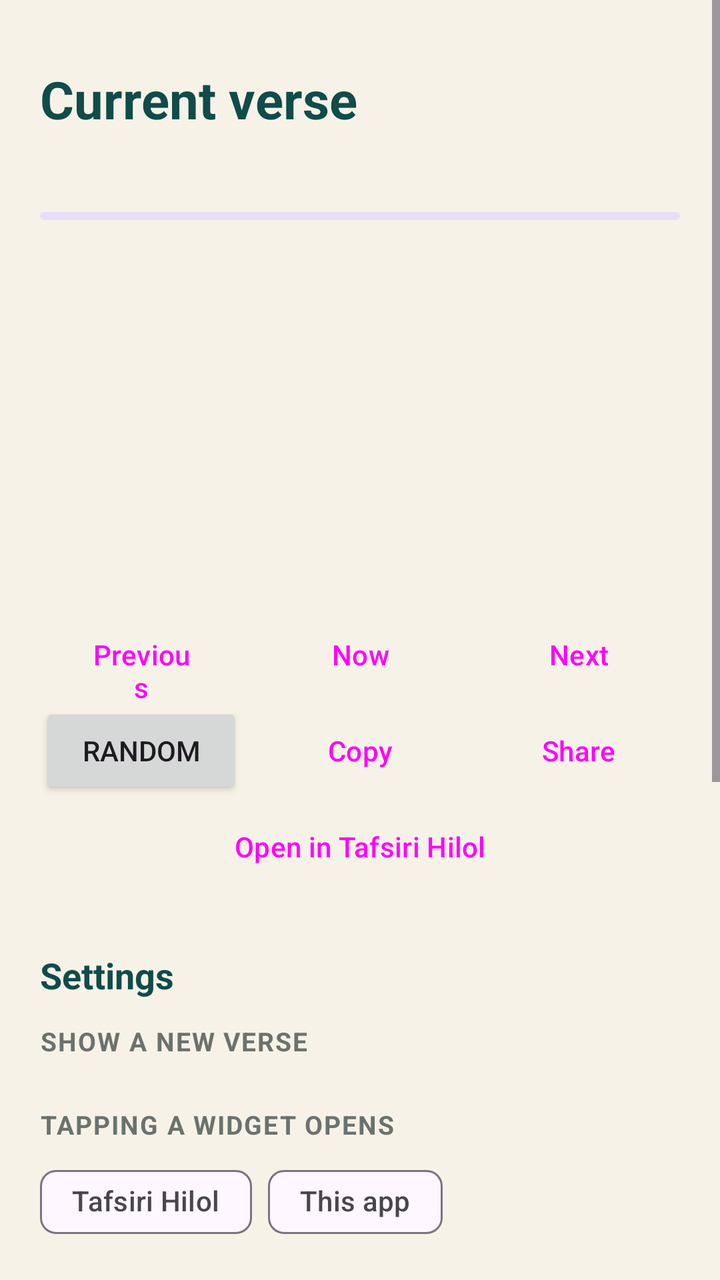
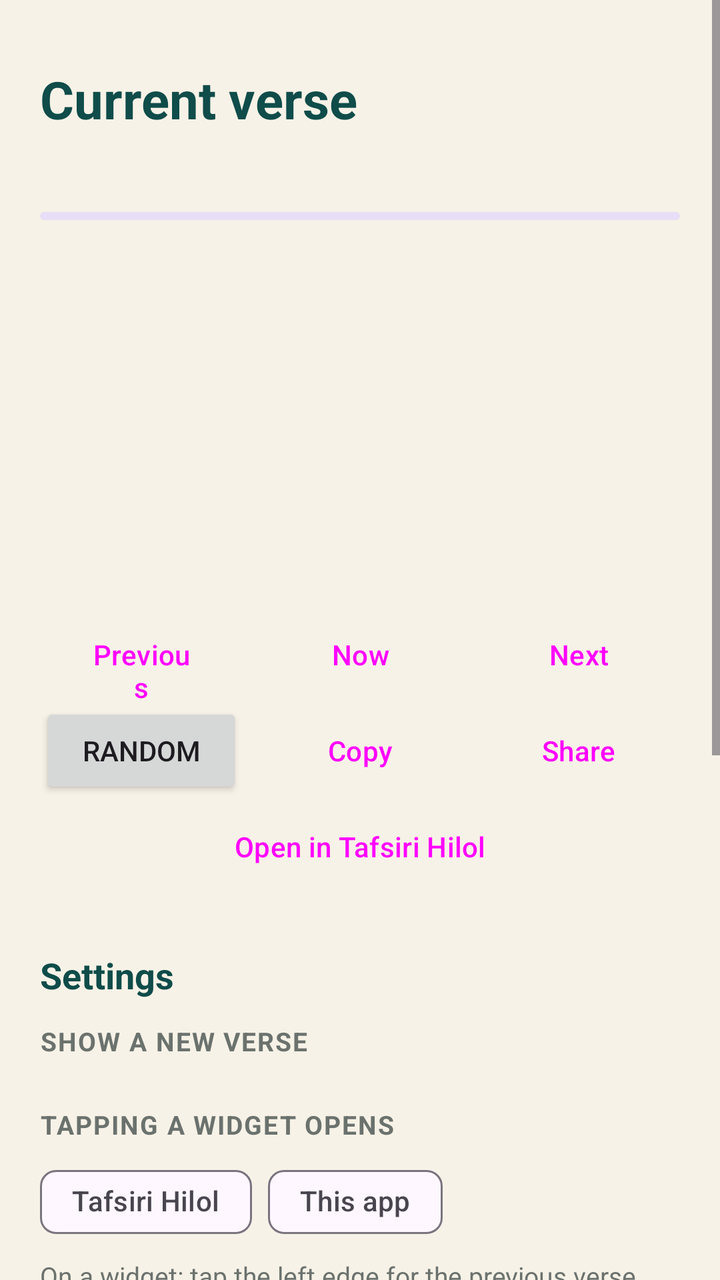

The first picture is an Android layout as it rendered before a commit; the second is the same layout after the commit. The layout source and the unified diff follow.
<!-- AndroidManifest.xml: application theme Theme.DailyAyah -->
<!-- res/layout/activity_main.xml -->
<?xml version="1.0" encoding="utf-8"?>
<ScrollView xmlns:android="http://schemas.android.com/apk/res/android"
    xmlns:app="http://schemas.android.com/apk/res-auto"
    android:layout_width="match_parent"
    android:layout_height="match_parent"
    android:background="@color/bg"
    android:fillViewport="true">

    <LinearLayout
        android:layout_width="match_parent"
        android:layout_height="wrap_content"
        android:orientation="vertical"
        android:paddingHorizontal="20dp"
        android:paddingTop="32dp"
        android:paddingBottom="24dp">

        <TextView
            android:id="@+id/title"
            android:layout_width="wrap_content"
            android:layout_height="wrap_content"
            android:text="@string/verse_now"
            android:textColor="@color/primary"
            android:textSize="26sp"
            android:textStyle="bold" />

        <TextView
            android:id="@+id/subtitle"
            android:layout_width="wrap_content"
            android:layout_height="wrap_content"
            android:layout_marginTop="4dp"
            android:textColor="@color/text_muted"
            android:textSize="14sp" />

        <com.google.android.material.progressindicator.LinearProgressIndicator
            android:id="@+id/progress"
            android:layout_width="match_parent"
            android:layout_height="wrap_content"
            android:layout_marginTop="16dp"
            android:indeterminate="true" />

        
        <LinearLayout
            android:id="@+id/card"
            android:layout_width="match_parent"
            android:layout_height="wrap_content"
            android:layout_marginTop="16dp"
            android:orientation="vertical"
            android:padding="22dp"
            android:visibility="invisible">

            <TextView
                android:id="@+id/surahName"
                android:layout_width="match_parent"
                android:layout_height="wrap_content"
                android:gravity="center"
                android:textSize="18sp" />

            <TextView
                android:id="@+id/arabic"
                android:layout_width="match_parent"
                android:layout_height="wrap_content"
                android:layout_marginTop="14dp"
                android:lineSpacingMultiplier="1.45"
                android:textDirection="rtl"
                android:textIsSelectable="true" />

            <TextView
                android:id="@+id/translation"
                android:layout_width="match_parent"
                android:layout_height="wrap_content"
                android:layout_marginTop="14dp"
                android:lineSpacingMultiplier="1.25"
                android:textIsSelectable="true" />

            <TextView
                android:id="@+id/reference"
                android:layout_width="match_parent"
                android:layout_height="wrap_content"
                android:layout_marginTop="12dp"
                android:gravity="end"
                android:textSize="14sp"
                android:textStyle="italic" />
        </LinearLayout>

        <LinearLayout
            android:layout_width="match_parent"
            android:layout_height="wrap_content"
            android:layout_marginTop="12dp"
            android:orientation="horizontal">

            <Button
                android:id="@+id/btnPrev"
                style="?attr/materialButtonOutlinedStyle"
                android:layout_width="0dp"
                android:layout_height="wrap_content"
                android:layout_marginEnd="4dp"
                android:layout_weight="1"
                android:text="@string/prev" />

            <Button
                android:id="@+id/btnNow"
                style="?attr/materialButtonOutlinedStyle"
                android:layout_width="0dp"
                android:layout_height="wrap_content"
                android:layout_marginHorizontal="4dp"
                android:layout_weight="1"
                android:text="@string/now" />

            <Button
                android:id="@+id/btnNext"
                style="?attr/materialButtonOutlinedStyle"
                android:layout_width="0dp"
                android:layout_height="wrap_content"
                android:layout_marginStart="4dp"
                android:layout_weight="1"
                android:text="@string/next" />
        </LinearLayout>

        <LinearLayout
            android:layout_width="match_parent"
            android:layout_height="wrap_content"
            android:orientation="horizontal">

            <Button
                android:id="@+id/btnRandom"
                android:layout_width="0dp"
                android:layout_height="wrap_content"
                android:layout_marginEnd="4dp"
                android:layout_weight="1"
                android:text="@string/random" />

            <Button
                android:id="@+id/btnCopy"
                style="?attr/materialButtonOutlinedStyle"
                android:layout_width="0dp"
                android:layout_height="wrap_content"
                android:layout_marginHorizontal="4dp"
                android:layout_weight="1"
                android:text="@string/copy" />

            <Button
                android:id="@+id/btnShare"
                style="?attr/materialButtonOutlinedStyle"
                android:layout_width="0dp"
                android:layout_height="wrap_content"
                android:layout_marginStart="4dp"
                android:layout_weight="1"
                android:text="@string/share" />
        </LinearLayout>

        <Button
            android:id="@+id/btnHilol"
            style="?attr/materialButtonOutlinedStyle"
            android:layout_width="match_parent"
            android:layout_height="wrap_content"
            android:text="@string/open_in_hilol" />

        
        <TextView style="@style/SectionTitle" android:text="@string/section_settings" />

        <TextView style="@style/EditorLabel" android:layout_marginTop="4dp" android:text="@string/renew_label" />

        <com.google.android.material.chip.ChipGroup
            android:id="@+id/intervalGroup"
            android:layout_width="match_parent"
            android:layout_height="wrap_content"
            app:selectionRequired="true"
            app:singleSelection="true" />

        <TextView style="@style/EditorLabel" android:text="@string/tap_action_label" />

        <com.google.android.material.chip.ChipGroup
            android:id="@+id/tapGroup"
            android:layout_width="match_parent"
            android:layout_height="wrap_content"
            app:selectionRequired="true"
            app:singleSelection="true">

            <com.google.android.material.chip.Chip
                android:id="@+id/tapHilol"
                style="@style/Widget.Material3.Chip.Filter"
                android:layout_width="wrap_content"
                android:layout_height="wrap_content"
                android:text="@string/tap_hilol" />

            <com.google.android.material.chip.Chip
                android:id="@+id/tapApp"
                style="@style/Widget.Material3.Chip.Filter"
                android:layout_width="wrap_content"
                android:layout_height="wrap_content"
                android:text="@string/tap_app" />
        </com.google.android.material.chip.ChipGroup>

        <TextView style="@style/EditorLabel" android:text="@string/app_language" />

        <com.google.android.material.chip.ChipGroup
            android:id="@+id/languageGroup"
            android:layout_width="match_parent"
            android:layout_height="wrap_content"
            app:selectionRequired="true"
            app:singleSelection="true" />

        <Button
            android:id="@+id/btnTextStyle"
            style="?attr/materialButtonOutlinedStyle"
            android:layout_width="match_parent"
            android:layout_height="wrap_content"
            android:layout_marginTop="12dp"
            android:text="@string/text_style" />

        
        <TextView style="@style/SectionTitle" android:text="@string/section_widgets" />

        <TextView
            android:layout_width="match_parent"
            android:layout_height="wrap_content"
            android:text="@string/widgets_hint"
            android:textColor="@color/text_muted"
            android:textSize="14sp" />

        <LinearLayout
            android:id="@+id/kindsContainer"
            android:layout_width="match_parent"
            android:layout_height="wrap_content"
            android:layout_marginTop="8dp"
            android:orientation="vertical" />

        <TextView style="@style/EditorLabel" android:text="@string/your_widgets" />

        <TextView
            android:id="@+id/noWidgets"
            android:layout_width="match_parent"
            android:layout_height="wrap_content"
            android:text="@string/no_widgets"
            android:textColor="@color/text_muted"
            android:textSize="14sp" />

        <LinearLayout
            android:id="@+id/placedContainer"
            android:layout_width="match_parent"
            android:layout_height="wrap_content"
            android:orientation="vertical" />

        <Button
            android:id="@+id/btnAbout"
            style="?attr/materialButtonOutlinedStyle"
            android:layout_width="match_parent"
            android:layout_height="wrap_content"
            android:layout_marginTop="28dp"
            android:text="@string/about_translations" />

        <TextView
            android:layout_width="match_parent"
            android:layout_height="wrap_content"
            android:layout_marginTop="12dp"
            android:gravity="center"
            android:text="@string/attribution"
            android:textColor="@color/text_muted"
            android:textSize="12sp" />
    </LinearLayout>
</ScrollView>
<!-- resources referenced by this layout -->
<resources>
  <color name="bg">#F7F2E7</color>
  <color name="primary">#0F4C4A</color>
  <color name="text_muted">#6B726E</color>
  <string name="about_translations">About translations</string>
  <string name="app_language">App language</string>
  <string name="attribution">Translations: Muhammad Sodiq Muhammad Yusuf (Uzbek), Elmir Kuliev (Russian), Saheeh International (English). Arabic text: Tanzil. Fonts: Google Fonts.</string>
  <string name="copy">Copy</string>
  <string name="next">Next</string>
  <string name="no_widgets">No widgets on your home screen yet.</string>
  <string name="now">Now</string>
  <string name="open_in_hilol">Open in Tafsiri Hilol</string>
  <string name="prev">Previous</string>
  <string name="random">Random</string>
  <string name="renew_label">Show a new verse</string>
  <string name="section_settings">Settings</string>
  <string name="section_widgets">Home-screen widgets</string>
  <string name="share">Share</string>
  <string name="tap_action_label">Tapping a widget opens</string>
  <string name="tap_app">This app</string>
  <string name="tap_hilol">Tafsiri Hilol</string>
  <string name="text_style">Fonts and text style</string>
  <string name="verse_now">Current verse</string>
  <string name="widgets_hint">Add a widget, then tap ✎ on it (or Edit below) to change its fonts, colours and content.</string>
  <string name="your_widgets">Your widgets</string>
  <style name="EditorLabel">
          <item name="android:layout_width">match_parent</item>
          <item name="android:layout_height">wrap_content</item>
          <item name="android:layout_marginTop">18dp</item>
          <item name="android:layout_marginBottom">6dp</item>
          <item name="android:textColor">@color/text_muted</item>
          <item name="android:textSize">13sp</item>
          <item name="android:textStyle">bold</item>
          <item name="android:textAllCaps">true</item>
          <item name="android:letterSpacing">0.05</item>
      </style>
  <style name="SectionTitle">
          <item name="android:layout_width">match_parent</item>
          <item name="android:layout_height">wrap_content</item>
          <item name="android:layout_marginTop">28dp</item>
          <item name="android:layout_marginBottom">8dp</item>
          <item name="android:textColor">@color/primary</item>
          <item name="android:textSize">18sp</item>
          <item name="android:textStyle">bold</item>
      </style>
  <style name="Theme.DailyAyah" parent="Theme.Material3.DayNight.NoActionBar">
          <item name="colorPrimary">@color/primary</item>
          <item name="colorSecondary">@color/accent</item>
          <item name="android:colorBackground">@color/bg</item>
          <item name="android:statusBarColor">@color/bg</item>
          <item name="android:navigationBarColor">@color/bg</item>
      </style>
  <color name="accent">#B8892B</color>
</resources>

<!-- the commit's change to res/layout/activity_main.xml (unified diff, before → after) -->
@@ -191,6 +191,14 @@
                 android:text="@string/tap_app" />
         </com.google.android.material.chip.ChipGroup>
 
+        <TextView
+            android:layout_width="match_parent"
+            android:layout_height="wrap_content"
+            android:layout_marginTop="4dp"
+            android:text="@string/tap_zones_hint"
+            android:textColor="@color/text_muted"
+            android:textSize="13sp" />
+
         <TextView style="@style/EditorLabel" android:text="@string/app_language" />
 
         <com.google.android.material.chip.ChipGroup
<!-- resource entries referenced after the edit -->
@@ -20,6 +20,7 @@
   <string name="tap_action_label">Tapping a widget opens</string>
   <string name="tap_app">This app</string>
   <string name="tap_hilol">Tafsiri Hilol</string>
+  <string name="tap_zones_hint">On a widget: tap the left edge for the previous verse, the right edge for the next one, the centre to open it.</string>
   <string name="text_style">Fonts and text style</string>
   <string name="verse_now">Current verse</string>
   <string name="widgets_hint">Add a widget, then tap ✎ on it (or Edit below) to change its fonts, colours and content.</string>
